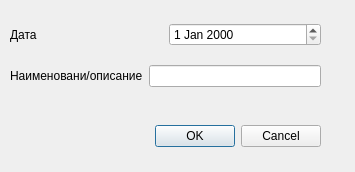
The window that test_UI_new_hollyday.ui (Korguv/Poliur) describes before a commit, drawn with Qt 5.
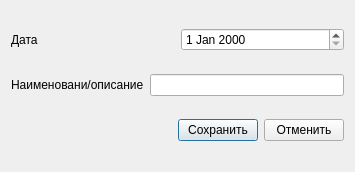
The same window after the commit.

Diff of the .ui file:
```diff
--- a/test_UI_new_hollyday.ui
+++ b/test_UI_new_hollyday.ui
@@ -11,32 +11,7 @@
    </rect>
   </property>
   <property name="windowTitle">
-   <string>Dialog</string>
-  </property>
-  <widget class="QDialogButtonBox" name="buttonBox">
-   <property name="geometry">
-    <rect>
-     <x>130</x>
-     <y>120</y>
-     <width>191</width>
-     <height>32</height>
-    </rect>
-   </property>
-   <property name="orientation">
-    <enum>Qt::Horizontal</enum>
-   </property>
-   <property name="standardButtons">
-    <set>QDialogButtonBox::Cancel|QDialogButtonBox::Ok</set>
-   </property>
-  </widget>
-  <widget class="QWidget" name="layoutWidget">
-   <property name="geometry">
-    <rect>
-     <x>10</x>
-     <y>10</y>
-     <width>311</width>
-     <height>91</height>
-    </rect>
+   <string>Выходной</string>
    </property>
    <layout class="QVBoxLayout" name="verticalLayout">
     <item>
@@ -67,8 +42,38 @@
       </item>
      </layout>
     </item>
-   </layout>
-  </widget>
+   <item>
+    <layout class="QHBoxLayout" name="layout_button">
+     <item>
+      <spacer name="hspacer">
+       <property name="orientation">
+        <enum>Qt::Horizontal</enum>
+       </property>
+       <property name="sizeHint" stdset="0">
+        <size>
+         <width>40</width>
+         <height>20</height>
+        </size>
+       </property>
+      </spacer>
+     </item>
+     <item>
+      <widget class="QPushButton" name="pushbutton_save">
+       <property name="text">
+        <string>Сохранить</string>
+       </property>
+      </widget>
+     </item>
+     <item>
+      <widget class="QPushButton" name="pushbutton_cancel">
+       <property name="text">
+        <string>Отменить</string>
+       </property>
+      </widget>
+     </item>
+    </layout>
+   </item>
+  </layout>
  </widget>
  <resources/>
  <connections>
```
Left out of the diff: 47 changed lines with no effect on the pictures. Lines whose indentation alone changed are shown as unchanged.
